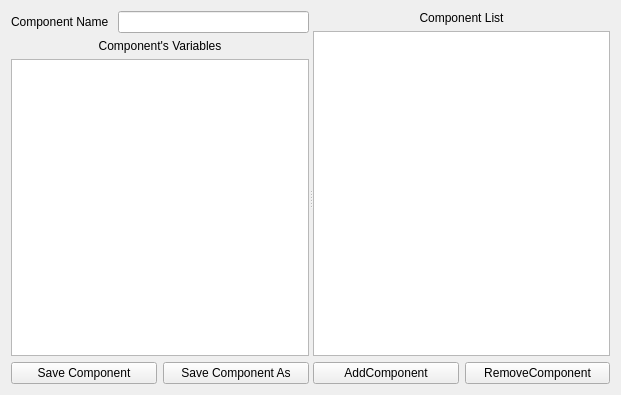
Old version of the form src/Editor/BoltQtWidgets/Editors/ComponentEditor.ui in the repository FcTD4mN/Bolt.
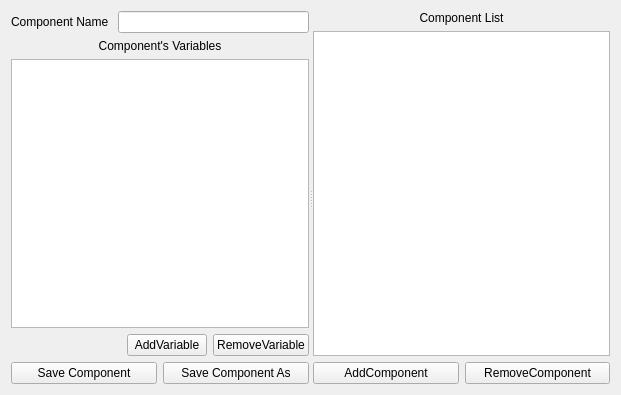
New version of the form.

Commit message: feat: ComponentEditor : We can add variables, remove them, change theyr name and theyr type

What changed in the file:
```diff
--- a/src/Editor/BoltQtWidgets/Editors/ComponentEditor.ui
+++ b/src/Editor/BoltQtWidgets/Editors/ComponentEditor.ui
@@ -25,7 +25,7 @@
      <property name="orientation">
       <enum>Qt::Horizontal</enum>
      </property>
-     <widget class="QWidget" name="">
+     <widget class="QWidget" name="layoutWidget">
       <layout class="QVBoxLayout" name="verticalLayout">
        <item>
         <layout class="QHBoxLayout" name="horizontalLayout">
@@ -54,6 +54,37 @@
        <item>
         <widget class="QTreeView" name="treeViewComponent"/>
        </item>
+       <item>
+        <layout class="QHBoxLayout" name="horizontalLayout_3">
+         <item>
+          <spacer name="horizontalSpacer">
+           <property name="orientation">
+            <enum>Qt::Horizontal</enum>
+           </property>
+           <property name="sizeHint" stdset="0">
+            <size>
+             <width>40</width>
+             <height>20</height>
+            </size>
+           </property>
+          </spacer>
+         </item>
+         <item>
+          <widget class="QPushButton" name="buttonAddVariable">
+           <property name="text">
+            <string>AddVariable</string>
+           </property>
+          </widget>
+         </item>
+         <item>
+          <widget class="QPushButton" name="buttonRemoveVariable">
+           <property name="text">
+            <string>RemoveVariable</string>
+           </property>
+          </widget>
+         </item>
+        </layout>
+       </item>
        <item>
         <layout class="QHBoxLayout" name="horizontalLayout_4">
          <item>
@@ -74,7 +105,7 @@
        </item>
       </layout>
      </widget>
-     <widget class="QWidget" name="">
+     <widget class="QWidget" name="layoutWidget">
       <layout class="QVBoxLayout" name="verticalLayout_2">
        <item>
         <widget class="QLabel" name="label_3">
```
Left out of the diff: 34 changed lines with no effect on the pictures. The commit also changes 21 other files.
